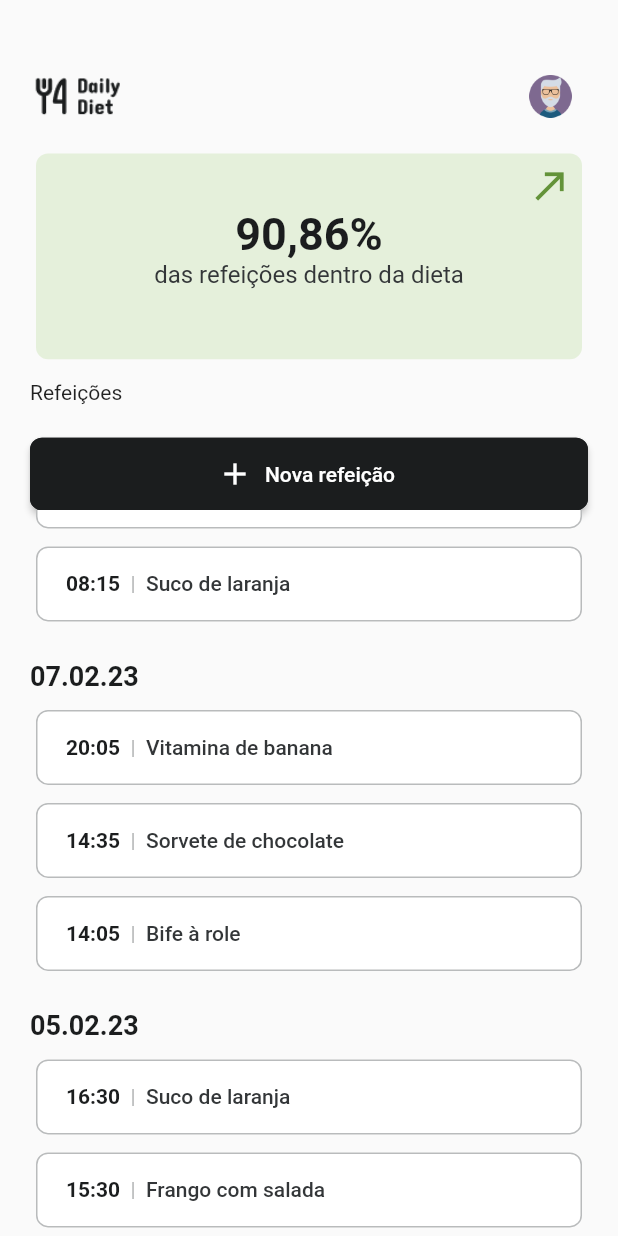
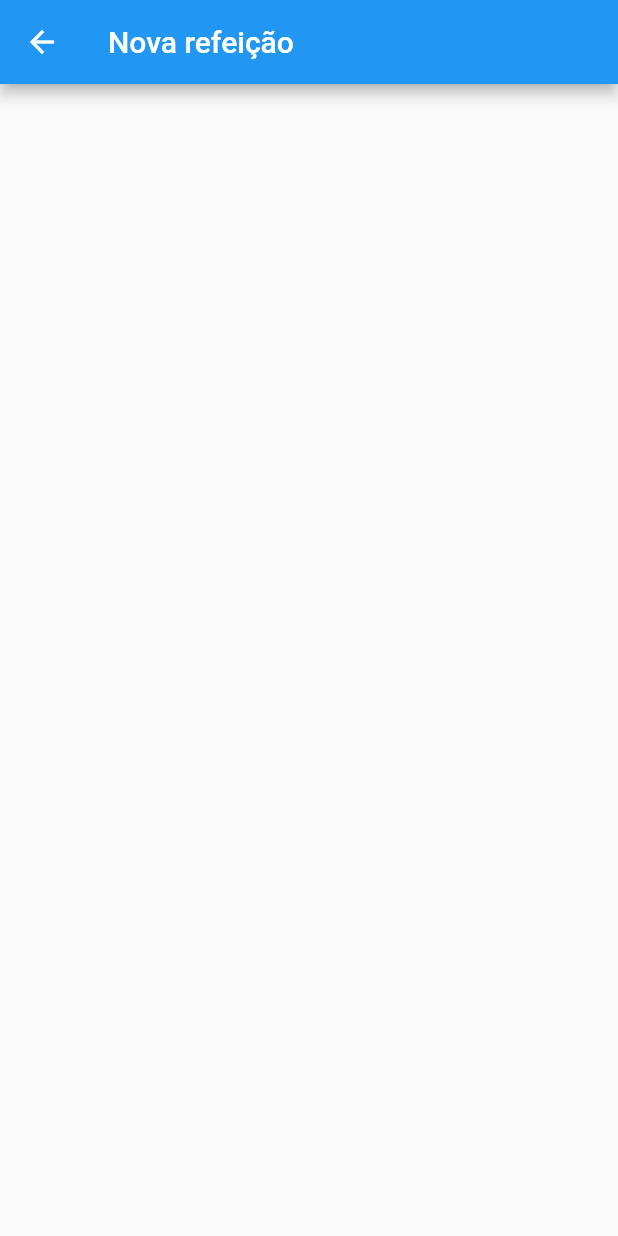
Before and after one commit to Adelblande/daily_diet, a Flutter app: the screen it shows after launch, scrolled down 91 dp, after a tap on "Nova refeição", on a phone screen of 412 x 824 dp. Run offline on Flutter 3.47's test engine with Material 2 defaults, Android fonts, the phone set to English and light mode, and no system bars; drawn by our look-alikes of grouped_list; our stand-ins replace google_fonts.

```diff
--- a/lib/components/card_statistic.dart
+++ b/lib/components/card_statistic.dart
@@ -31,9 +31,7 @@ class CardStatistic extends StatelessWidget {
   @override
   Widget build(BuildContext context) {
     return GestureDetector(
-      onTap: () {
-        print('navegue abestadooo');
-      },
+      onTap: () => Navigator.pushNamed(context, '/statistics'),
       child: Card(
         elevation: 0,
         color: colorCard,
--- a/lib/main.dart
+++ b/lib/main.dart
@@ -1,4 +1,8 @@
+import 'package:daily_diet/pages/details_meal_page.dart';
+import 'package:daily_diet/pages/edit_meal_page.dart';
 import 'package:daily_diet/pages/home_page.dart';
+import 'package:daily_diet/pages/new_meal_page.dart';
+import 'package:daily_diet/pages/statistics_page.dart';
 import 'package:flutter/material.dart';
 
 void main() {
@@ -11,9 +15,16 @@ class MyApp extends StatelessWidget {
   // This widget is the root of your application.
   @override
   Widget build(BuildContext context) {
-    return const MaterialApp(
+    return MaterialApp(
       title: 'Daily Diet',
-      home: HomePage(),
+      initialRoute: '/',
+      routes: {
+        '/': (_) => const HomePage(),
+        '/details': (context) => const DetailsMealPage(),
+        '/new': (context) => const NewMealPage(),
+        '/edit': (context) => const EditMealPage(),
+        '/statistics': (context) => const StatisticsPage(),
+      },
     );
   }
 }
--- a/lib/pages/home_page.dart
+++ b/lib/pages/home_page.dart
@@ -93,7 +93,7 @@ class _HomePageState extends State<HomePage> {
               child: Button(
                 icon: Icons.add,
                 label: "Nova refeição",
-                onPressed: () {},
+                onPressed: () => Navigator.pushNamed(context, '/new'),
               ),
             ),
             Expanded(
@@ -116,9 +116,7 @@ class _HomePageState extends State<HomePage> {
                 itemBuilder: (context, dynamic element) => Padding(
                   padding: const EdgeInsets.fromLTRB(0, 2, 0, 2),
                   child: GestureDetector(
-                    onTap: () {
-                      print(element);
-                    },
+                    onTap: () => Navigator.pushNamed(context, '/details'),
                     child: Card(
                       elevation: 0,
                       shape: const RoundedRectangleBorder(
--- /dev/null
+++ b/lib/pages/new_meal_page.dart
@@ -0,0 +1,20 @@
+import 'package:flutter/material.dart';
+
+class NewMealPage extends StatefulWidget {
+  const NewMealPage({Key? key}) : super(key: key);
+
+  @override
+  State<NewMealPage> createState() => _NewMealPageState();
+}
+
+class _NewMealPageState extends State<NewMealPage> {
+  @override
+  Widget build(BuildContext context) {
+    return Scaffold(
+      appBar: AppBar(
+        title: const Text('Nova refeição'),
+      ),
+      body: Container(),
+    );
+  }
+}
```
Also changed, not shown: lib/pages/details_meal_page.dart (added, +20 -0 lines), lib/pages/edit_meal_page.dart (added, +20 -0 lines), lib/pages/statistics_page.dart (added, +20 -0 lines).
